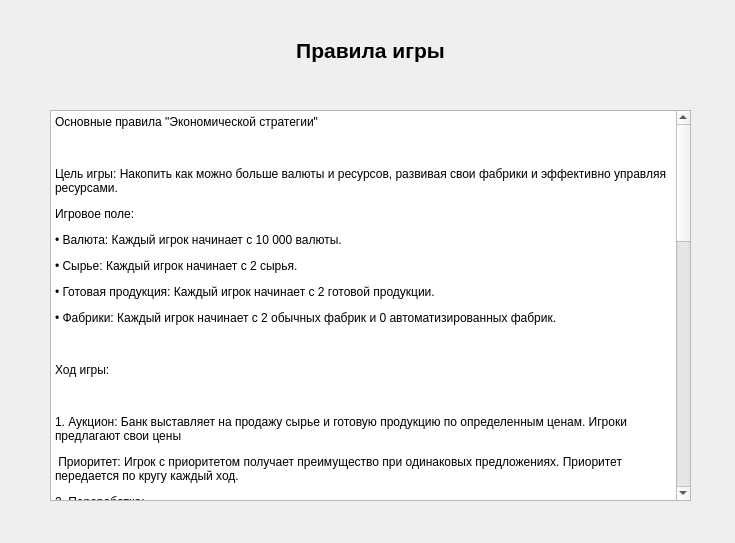
The window that ruleswindow.ui (Saham9tka/for_bots) describes before a commit, drawn with Qt 5.
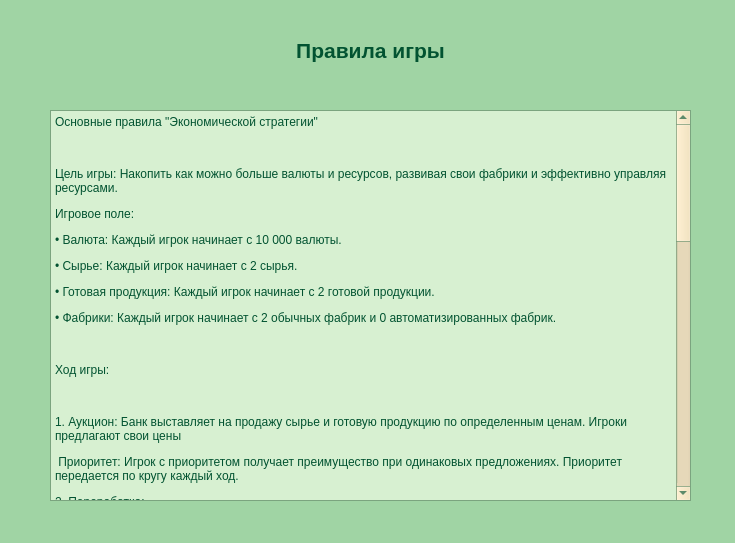
The same window after the commit.

Diff of the .ui file:
```diff
--- a/ruleswindow.ui
+++ b/ruleswindow.ui
@@ -10,6 +10,304 @@
     <height>543</height>
    </rect>
   </property>
+  <property name="palette">
+   <palette>
+    <active>
+     <colorrole role="WindowText">
+      <brush brushstyle="SolidPattern">
+       <color alpha="255">
+        <red>2</red>
+        <green>83</green>
+        <blue>49</blue>
+       </color>
+      </brush>
+     </colorrole>
+     <colorrole role="Button">
+      <brush brushstyle="SolidPattern">
+       <color alpha="255">
+        <red>240</red>
+        <green>221</green>
+        <blue>177</blue>
+       </color>
+      </brush>
+     </colorrole>
+     <colorrole role="Light">
+      <brush brushstyle="SolidPattern">
+       <color alpha="255">
+        <red>255</red>
+        <green>255</green>
+        <blue>255</blue>
+       </color>
+      </brush>
+     </colorrole>
+     <colorrole role="Text">
+      <brush brushstyle="SolidPattern">
+       <color alpha="255">
+        <red>2</red>
+        <green>83</green>
+        <blue>49</blue>
+       </color>
+      </brush>
+     </colorrole>
+     <colorrole role="BrightText">
+      <brush brushstyle="SolidPattern">
+       <color alpha="255">
+        <red>2</red>
+        <green>83</green>
+        <blue>49</blue>
+       </color>
+      </brush>
+     </colorrole>
+     <colorrole role="ButtonText">
+      <brush brushstyle="SolidPattern">
+       <color alpha="255">
+        <red>85</red>
+        <green>69</green>
+        <blue>40</blue>
+       </color>
+      </brush>
+     </colorrole>
+     <colorrole role="Base">
+      <brush brushstyle="SolidPattern">
+       <color alpha="255">
+        <red>215</red>
+        <green>240</green>
+        <blue>209</blue>
+       </color>
+      </brush>
+     </colorrole>
+     <colorrole role="Window">
+      <brush brushstyle="SolidPattern">
+       <color alpha="255">
+        <red>160</red>
+        <green>212</green>
+        <blue>164</blue>
+       </color>
+      </brush>
+     </colorrole>
+     <colorrole role="Highlight">
+      <brush brushstyle="SolidPattern">
+       <color alpha="255">
+        <red>89</red>
+        <green>159</green>
+        <blue>118</blue>
+       </color>
+      </brush>
+     </colorrole>
+     <colorrole role="HighlightedText">
+      <brush brushstyle="SolidPattern">
+       <color alpha="255">
+        <red>211</red>
+        <green>240</green>
+        <blue>191</blue>
+       </color>
+      </brush>
+     </colorrole>
+     <colorrole role="AlternateBase">
+      <brush brushstyle="SolidPattern">
+       <color alpha="255">
+        <red>186</red>
+        <green>223</green>
+        <blue>180</blue>
+       </color>
+      </brush>
+     </colorrole>
+     <colorrole role="ToolTipText">
+      <brush brushstyle="SolidPattern">
+       <color alpha="255">
+        <red>2</red>
+        <green>83</green>
+        <blue>49</blue>
+       </color>
+      </brush>
+     </colorrole>
+    </active>
+    <inactive>
+     <colorrole role="WindowText">
+      <brush brushstyle="SolidPattern">
+       <color alpha="255">
+        <red>2</red>
+        <green>83</green>
+        <blue>49</blue>
+       </color>
+      </brush>
+     </colorrole>
+     <colorrole role="Button">
+      <brush brushstyle="SolidPattern">
+       <color alpha="255">
+        <red>240</red>
+        <green>221</green>
+        <blue>177</blue>
+       </color>
+      </brush>
+     </colorrole>
+     <colorrole role="Light">
+      <brush brushstyle="SolidPattern">
+       <color alpha="255">
+        <red>255</red>
+        <green>255</green>
+        <blue>255</blue>
+       </color>
+      </brush>
+     </colorrole>
+     <colorrole role="Text">
+      <brush brushstyle="SolidPattern">
+       <color alpha="255">
+        <red>2</red>
+        <green>83</green>
+        <blue>49</blue>
+       </color>
+      </brush>
+     </colorrole>
+     <colorrole role="BrightText">
+      <brush brushstyle="SolidPattern">
+       <color alpha="255">
+        <red>2</red>
+        <green>83</green>
+        <blue>49</blue>
+       </color>
+      </brush>
+     </colorrole>
+     <colorrole role="ButtonText">
+      <brush brushstyle="SolidPattern">
+       <color alpha="255">
+        <red>85</red>
+        <green>69</green>
+        <blue>40</blue>
+       </color>
+      </brush>
+     </colorrole>
+     <colorrole role="Base">
+      <brush brushstyle="SolidPattern">
+       <color alpha="255">
+        <red>215</red>
+        <green>240</green>
+        <blue>209</blue>
+       </color>
+      </brush>
+     </colorrole>
+     <colorrole role="Window">
+      <brush brushstyle="SolidPattern">
+       <color alpha="255">
+        <red>160</red>
+        <green>212</green>
+        <blue>164</blue>
+       </color>
+      </brush>
+     </colorrole>
+     <colorrole role="Highlight">
+      <brush brushstyle="SolidPattern">
+       <color alpha="255">
+        <red>89</red>
+        <green>159</green>
+        <blue>118</blue>
+       </color>
+      </brush>
+     </colorrole>
+     <colorrole role="HighlightedText">
+      <brush brushstyle="SolidPattern">
+       <color alpha="255">
+        <red>211</red>
+        <green>240</green>
+        <blue>191</blue>
+       </color>
+      </brush>
+     </colorrole>
+     <colorrole role="AlternateBase">
+      <brush brushstyle="SolidPattern">
+       <color alpha="255">
+        <red>186</red>
+        <green>223</green>
+        <blue>180</blue>
+       </color>
+      </brush>
+     </colorrole>
+     <colorrole role="ToolTipText">
+      <brush brushstyle="SolidPattern">
+       <color alpha="255">
+        <red>2</red>
+        <green>83</green>
+        <blue>49</blue>
+       </color>
+      </brush>
+     </colorrole>
+    </inactive>
+    <disabled>
+     <colorrole role="Button">
+      <brush brushstyle="SolidPattern">
+       <color alpha="255">
+        <red>240</red>
+        <green>221</green>
+        <blue>177</blue>
+       </color>
+      </brush>
+     </colorrole>
+     <colorrole role="Light">
+      <brush brushstyle="SolidPattern">
+       <color alpha="255">
+        <red>255</red>
+        <green>255</green>
+        <blue>255</blue>
+       </color>
+      </brush>
+     </colorrole>
+     <colorrole role="BrightText">
+      <brush brushstyle="SolidPattern">
+       <color alpha="255">
+        <red>2</red>
+        <green>83</green>
+        <blue>49</blue>
+       </color>
+      </brush>
+     </colorrole>
+     <colorrole role="Base">
+      <brush brushstyle="SolidPattern">
+       <color alpha="255">
+        <red>160</red>
+        <green>212</green>
+        <blue>164</blue>
+       </color>
+      </brush>
+     </colorrole>
+     <colorrole role="Window">
+      <brush brushstyle="SolidPattern">
+       <color alpha="255">
+        <red>160</red>
+        <green>212</green>
+        <blue>164</blue>
+       </color>
+      </brush>
+     </colorrole>
+     <colorrole role="HighlightedText">
+      <brush brushstyle="SolidPattern">
+       <color alpha="255">
+        <red>211</red>
+        <green>240</green>
+        <blue>191</blue>
+       </color>
+      </brush>
+     </colorrole>
+     <colorrole role="AlternateBase">
+      <brush brushstyle="SolidPattern">
+       <color alpha="255">
+        <red>186</red>
+        <green>223</green>
+        <blue>180</blue>
+       </color>
+      </brush>
+     </colorrole>
+     <colorrole role="ToolTipText">
+      <brush brushstyle="SolidPattern">
+       <color alpha="255">
+        <red>2</red>
+        <green>83</green>
+        <blue>49</blue>
+       </color>
+      </brush>
+     </colorrole>
+    </disabled>
+   </palette>
+  </property>
   <property name="windowTitle">
    <string>Form</string>
   </property>
```
